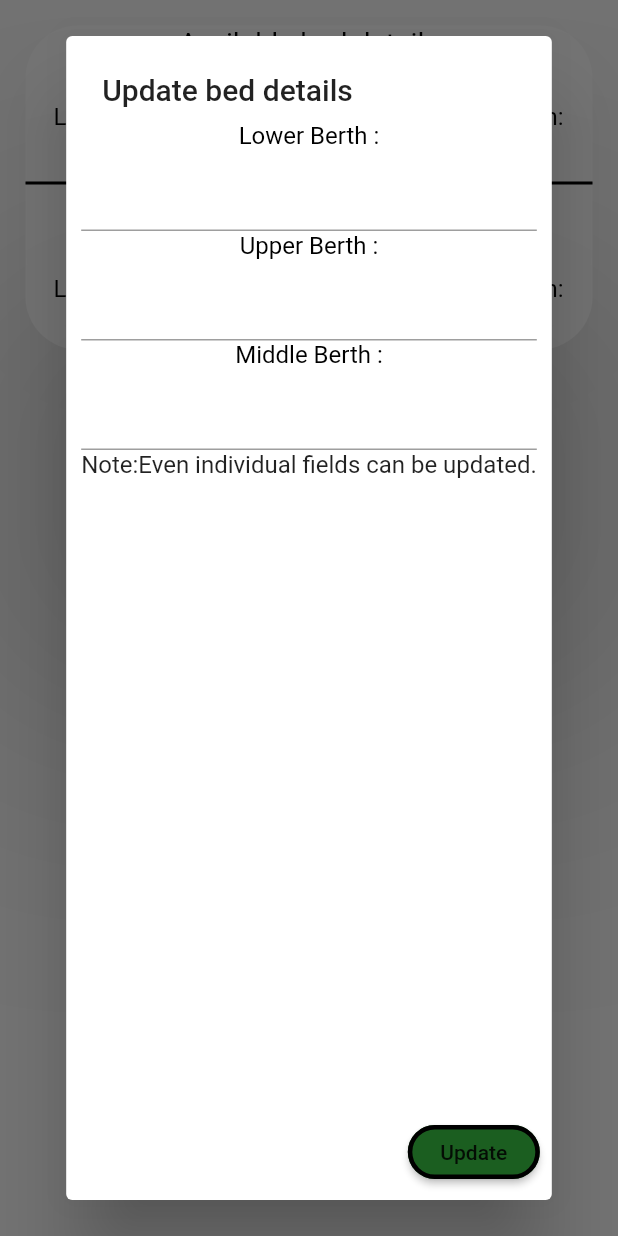
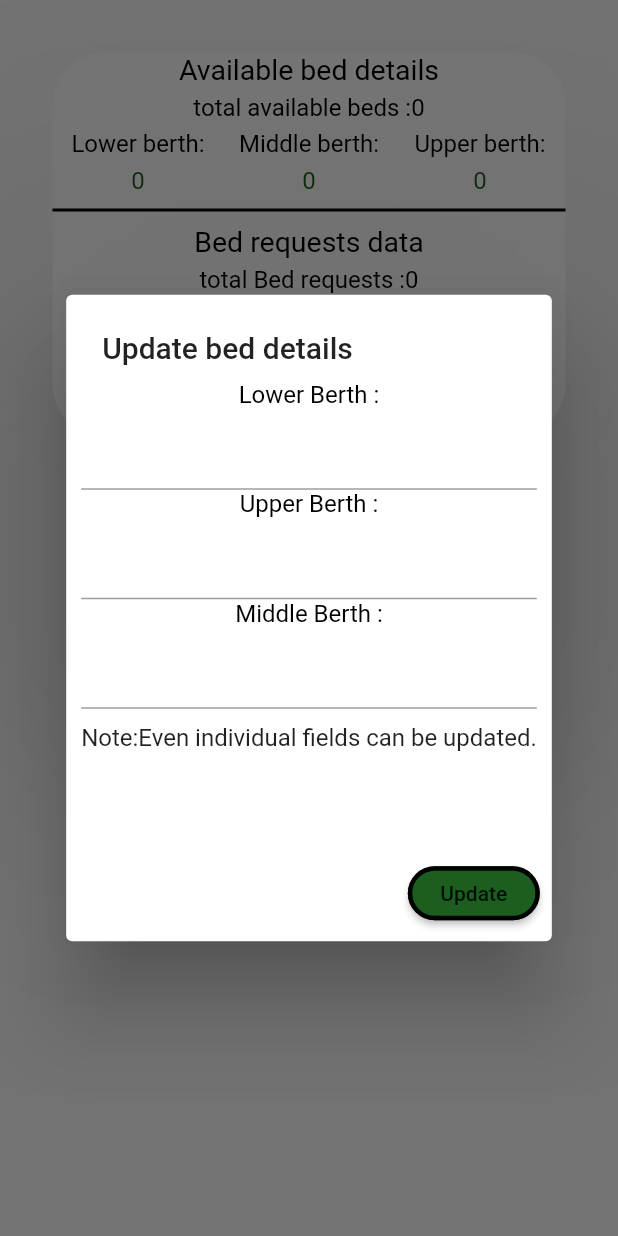
Before and after one commit to FOLK-Developers/flutter-fg-accomodation, a Flutter app: the data screen opened directly, after a tap on "Update data", on a phone screen of 412 x 824 dp. Run offline on Flutter 3.47's test engine with Material 2 defaults, Android fonts, the phone set to English and light mode, and no system bars; our stand-ins replace cloud_firestore, flutter_slidable, pull_to_refresh; accounts and stored records are empty.

Commit message:
commit 31 july

```diff
--- a/lib/data.dart
+++ b/lib/data.dart
@@ -15,13 +15,32 @@ class bedavailable extends State<data>{
   num lb=0,mb=0,ub=0,rlb=0,rmb=0,rub=0,count=0,totalr=0,prob=0;
   num ub1,lb1,mb1;
   Future<num> n;
-  String note="";
+  bool flag=true;
+  String note="",note1="";
   static DateTime now = DateTime.now();
   static var  formatter = DateFormat('yyyy-MM-dd');
   static var today = formatter.format(now);
   TextEditingController lowerberth = TextEditingController();
   TextEditingController middleberth = TextEditingController();
   TextEditingController upperberth = TextEditingController();
+
+
+
+  Future<void> requests() async {
+    var col = await Firestore.instance.collection('request').document(today).collection("allrequests");
+    col.getDocuments().then((value) async {
+      if(value.documents.isNotEmpty){
+        setState((){
+          flag=false;
+        });
+      }
+      else{
+        setState(() {
+          flag=true;
+        });
+      }
+    });
+  }
 
   Future<num> reqcount(String s) async {
     var db = Firestore.instance.collection('requests').document(today).collection('allrequests');
@@ -44,14 +63,14 @@ class bedavailable extends State<data>{
     });
   }
 
-  Future<void> bedData() async {
+  Future<num> bedData() async {
     var collectonRef = Firestore.instance.collection('beds');
     var doc =await collectonRef.document('details').get();
-    if(doc.exists) {
+    if(doc.exists && flag) {
       setState(() async {
-        lb=doc.data['lower_berth'];
-        mb=doc.data['middle_berth'];
-        ub=doc.data['upper_berth'];
+        lb= doc.data['lower_berth'];
+        mb= doc.data['middle_berth'];
+        ub= doc.data['upper_berth'];
         lb1=lb;
         mb1=mb;
         ub1=ub;
@@ -65,6 +84,9 @@ class bedavailable extends State<data>{
         else if(totalr<=count){
           note="Beds available for all the requests.";
         }
+        else if(count==0){
+          note="There is no beds to allocated.";
+        }
         else{
           prob=((count/totalr)*100).round();
           note="Beds available for only $prob %"
@@ -72,7 +94,21 @@ class bedavailable extends State<data>{
         }
       });
     }
+    else{
+      setState(() {
+        lb= doc.data['lower_berth'];
+        mb= doc.data['middle_berth'];
+        ub= doc.data['upper_berth'];
+        count=lb+mb+ub;
+        lb1=lb;
+        mb1=mb;
+        ub1=ub;
+        note="No folks have requested beds for today.";
+      });
     }
+  }
+
+
   Column details(String field,num n){
     return Column(
       children: <Widget>[
@@ -96,13 +132,16 @@ class bedavailable extends State<data>{
   Future<void> updates() async{
     var collectonRef = Firestore.instance.collection('beds');
     var doc =await collectonRef.document('details');
+    if(lb1!=null && mb1!=null && ub1!=null) {
       doc.updateData({
-      "lower_berth":lb1,
-      "middle_berth":mb1,
-      "upper_berth":ub1,
+        "lower_berth": lb1,
+        "middle_berth": mb1,
+        "upper_berth": ub1,
       });
+    }
 
   }
+
 
   Future<bool> updatedata(BuildContext context) {
     return showDialog(
@@ -111,7 +150,9 @@ class bedavailable extends State<data>{
         builder: (BuildContext context) {
           return new AlertDialog(
             title: Text("Update bed details"),
-            content: Column(
+            content: Container(
+              height: 300,
+              child:Column(
               children: <Widget>[
                     Column(
                     children: <Widget>[
@@ -165,10 +206,12 @@ class bedavailable extends State<data>{
                     this.mb1=num.tryParse(Value);
                     },
                     ),
+                    SizedBox(height:10),
                     Text('Note:Even individual fields can be updated.')
                     ],
                     )
               ],
+            ),
             ),
             contentPadding: EdgeInsets.all(10.0),
             actions: <Widget>[
@@ -194,22 +237,27 @@ class bedavailable extends State<data>{
   }
 
 
+
   @override
   void initState(){
     super.initState();
+    requests();
     bedData();
   }
-
 
 
   @override
   Widget build(BuildContext context) {
     return Scaffold(
-      body: Column(
+      body: Scrollbar(
+          child:SingleChildScrollView(
+          child:Padding(
+          padding: EdgeInsets.all(18),
+            child: Column(
             children: <Widget>[
             Container(
             padding: EdgeInsets.all(17),
-            height: 250,
+            height: 290,
             alignment: Alignment.topCenter,
             child: Material(
             elevation: 100,
@@ -289,6 +337,7 @@ class bedavailable extends State<data>{
     )
     ],
             ),
+    ),),)
     );
   }
 }
--- a/pubspec.yaml
+++ b/pubspec.yaml
@@ -21,6 +21,7 @@ environment:
   sdk: ">=2.7.0 <3.0.0"
 
 dependencies:
+  flutter_slidable: ^0.5.5
   pull_to_refresh: ^1.6.0
   cloud_firestore: ^0.13.4+2
   intl: ^0.16.1
```
Also changed, not shown: lib/allocation.dart (+141 -22 lines), pubspec.lock. Lines whose indentation alone changed are shown as unchanged.
